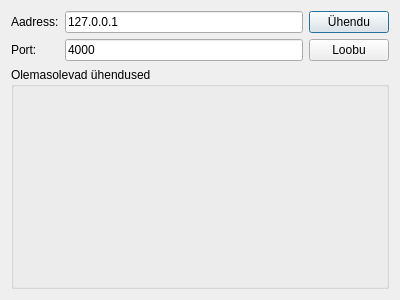
Old version of the form common/src/siusdataconnections.ui in the repository ymeramees/protokollitaja.
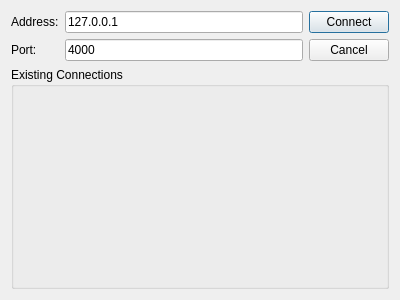
New version of the form.

Patch:
```diff
--- a/common/src/siusdataconnections.ui
+++ b/common/src/siusdataconnections.ui
@@ -26,7 +26,7 @@
      <item row="0" column="2">
       <widget class="QPushButton" name="connectButton">
        <property name="text">
-        <string>Ühendu</string>
+        <string>Connect</string>
        </property>
       </widget>
      </item>
@@ -40,7 +40,7 @@
      <item row="0" column="0">
       <widget class="QLabel" name="aadressSilt">
        <property name="text">
-        <string>Aadress:</string>
+        <string>Address:</string>
        </property>
       </widget>
      </item>
@@ -54,7 +54,7 @@
      <item row="1" column="2">
       <widget class="QPushButton" name="cancelButton">
        <property name="text">
-        <string>Loobu</string>
+        <string>Cancel</string>
        </property>
       </widget>
      </item>
@@ -69,7 +69,7 @@
       </sizepolicy>
      </property>
      <property name="title">
-      <string>Olemasolevad ühendused</string>
+      <string>Existing Connections</string>
      </property>
     </widget>
    </item>
```
Left out of the diff: 2 changed lines with no effect on the pictures.
